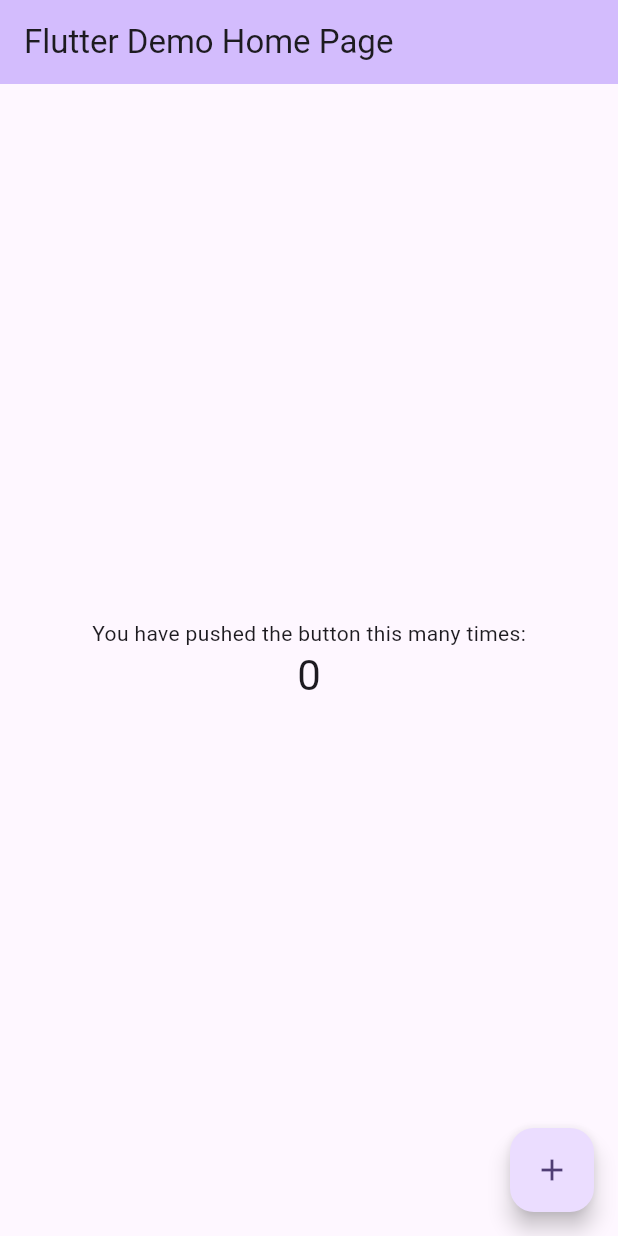
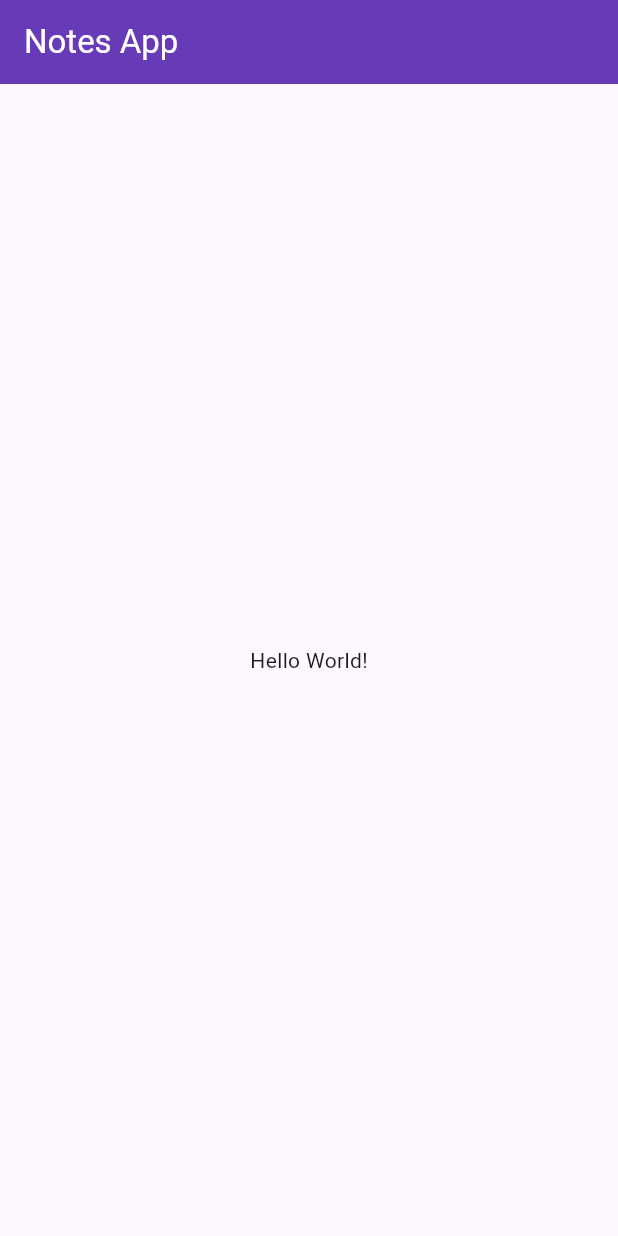
Before and after one commit to hang7749/flutter_notekeeper, a Flutter app: the screen it shows after launch, on a phone screen of 412 x 824 dp. Run offline on Flutter 3.47's test engine with Material 3 defaults, Android fonts, the phone set to English and light mode, and no system bars; our stand-ins replace sqflite; accounts and stored records are empty.

Commit message:
setup pages,service,modal

```diff
--- a/lib/main.dart
+++ b/lib/main.dart
@@ -1,4 +1,6 @@
+import 'package:flutter/cupertino.dart';
 import 'package:flutter/material.dart';
+import 'package:flutter_notekeeper/pages/home.dart';
 
 void main() {
   runApp(const MyApp());
@@ -11,112 +13,16 @@ class MyApp extends StatelessWidget {
   @override
   Widget build(BuildContext context) {
     return MaterialApp(
-      title: 'Flutter Demo',
+      title: 'Notes App',
       theme: ThemeData(
-        // This is the theme of your application.
-        //
-        // TRY THIS: Try running your application with "flutter run". You'll see
-        // the application has a purple toolbar. Then, without quitting the app,
-        // try changing the seedColor in the colorScheme below to Colors.green
-        // and then invoke "hot reload" (save your changes or press the "hot
-        // reload" button in a Flutter-supported IDE, or press "r" if you used
-        // the command line to start the app).
-        //
-        // Notice that the counter didn't reset back to zero; the application
-        // state is not lost during the reload. To reset the state, use hot
-        // restart instead.
-        //
-        // This works for code too, not just values: Most code changes can be
-        // tested with just a hot reload.
+        visualDensity: VisualDensity.adaptivePlatformDensity,
+        appBarTheme: const AppBarTheme(
+          backgroundColor: Colors.deepPurple,
+          foregroundColor: Colors.white,
+        ),
         colorScheme: ColorScheme.fromSeed(seedColor: Colors.deepPurple),
       ),
-      home: const MyHomePage(title: 'Flutter Demo Home Page'),
+      home: Home(),
     );
   }
 }
-
-class MyHomePage extends StatefulWidget {
-  const MyHomePage({super.key, required this.title});
-
-  // This widget is the home page of your application. It is stateful, meaning
-  // that it has a State object (defined below) that contains fields that affect
-  // how it looks.
-
-  // This class is the configuration for the state. It holds the values (in this
-  // case the title) provided by the parent (in this case the App widget) and
-  // used by the build method of the State. Fields in a Widget subclass are
-  // always marked "final".
-
-  final String title;
-
-  @override
-  State<MyHomePage> createState() => _MyHomePageState();
-}
-
-class _MyHomePageState extends State<MyHomePage> {
-  int _counter = 0;
-
-  void _incrementCounter() {
-    setState(() {
-      // This call to setState tells the Flutter framework that something has
-      // changed in this State, which causes it to rerun the build method below
-      // so that the display can reflect the updated values. If we changed
-      // _counter without calling setState(), then the build method would not be
-      // called again, and so nothing would appear to happen.
-      _counter++;
-    });
-  }
-
-  @override
-  Widget build(BuildContext context) {
-    // This method is rerun every time setState is called, for instance as done
-    // by the _incrementCounter method above.
-    //
-    // The Flutter framework has been optimized to make rerunning build methods
-    // fast, so that you can just rebuild anything that needs updating rather
-    // than having to individually change instances of widgets.
-    return Scaffold(
-      appBar: AppBar(
-        // TRY THIS: Try changing the color here to a specific color (to
-        // Colors.amber, perhaps?) and trigger a hot reload to see the AppBar
-        // change color while the other colors stay the same.
-        backgroundColor: Theme.of(context).colorScheme.inversePrimary,
-        // Here we take the value from the MyHomePage object that was created by
-        // the App.build method, and use it to set our appbar title.
-        title: Text(widget.title),
-      ),
-      body: Center(
-        // Center is a layout widget. It takes a single child and positions it
-        // in the middle of the parent.
-        child: Column(
-          // Column is also a layout widget. It takes a list of children and
-          // arranges them vertically. By default, it sizes itself to fit its
-          // children horizontally, and tries to be as tall as its parent.
-          //
-          // Column has various properties to control how it sizes itself and
-          // how it positions its children. Here we use mainAxisAlignment to
-          // center the children vertically; the main axis here is the vertical
-          // axis because Columns are vertical (the cross axis would be
-          // horizontal).
-          //
-          // TRY THIS: Invoke "debug painting" (choose the "Toggle Debug Paint"
-          // action in the IDE, or press "p" in the console), to see the
-          // wireframe for each widget.
-          mainAxisAlignment: MainAxisAlignment.center,
-          children: <Widget>[
-            const Text('You have pushed the button this many times:'),
-            Text(
-              '$_counter',
-              style: Theme.of(context).textTheme.headlineMedium,
-            ),
-          ],
-        ),
-      ),
-      floatingActionButton: FloatingActionButton(
-        onPressed: _incrementCounter,
-        tooltip: 'Increment',
-        child: const Icon(Icons.add),
-      ), // This trailing comma makes auto-formatting nicer for build methods.
-    );
-  }
-}
--- /dev/null
+++ b/lib/modal/notes.dart
@@ -0,0 +1,59 @@
+class Notes {
+  final int? id;
+  final String title;
+  final String content;
+  final String color;
+  final String dateTime;
+
+  Notes({
+    this.id,
+    required this.title,
+    required this.content,
+    required this.color,
+    required this.dateTime,
+  });
+
+  Map<String, dynamic> toMap() {
+    return {
+      'id': id,
+      'title': title,
+      'content': content,
+      'color': color,
+      'dateTime': dateTime,
+    };
+  }
+
+  factory Notes.fromMap(Map<String, dynamic> map) {
+    return Notes(
+      id: map['id'] as int?,
+      title: map['title'] as String,
+      content: map['content'] as String,
+      color: map['color'] as String,
+      dateTime: map['dateTime'] as String,
+    );
+  }
+
+  @override
+  String toString() {
+    return 'Notes{id: $id, title: $title, content: $content, color: $color, dateTime: $dateTime}';
+  }
+
+  @override
+  bool operator ==(Object other) {
+    if (identical(this, other)) return true;
+
+    return other is Notes &&
+        other.id == id &&
+        other.title == title &&
+        other.content == content &&
+        other.color == color &&
+        other.dateTime == dateTime;
+  }
+
+  @override
+  int get hashCode {
+    return id.hashCode ^ title.hashCode ^ content.hashCode ^ color.hashCode ^ dateTime.hashCode;
+  }
+
+
+}
--- /dev/null
+++ b/lib/pages/home.dart
@@ -0,0 +1,25 @@
+import 'package:flutter/cupertino.dart';
+import 'package:flutter/material.dart';
+
+
+class Home extends StatefulWidget {
+  const Home({super.key});
+
+  @override
+  State<Home> createState() => _HomeState();
+
+}
+
+class _HomeState extends State<Home> {
+  @override
+  Widget build(BuildContext context) {
+    return Scaffold(
+      appBar: AppBar(
+        title: const Text('Notes App'),
+      ),
+      body: const Center(
+        child: Text('Hello World!'),
+      ),
+    );
+  }
+}
--- /dev/null
+++ b/lib/pages/view.dart
@@ -0,0 +1 @@
+class View {}
--- a/pubspec.yaml
+++ b/pubspec.yaml
@@ -34,6 +34,8 @@ dependencies:
   # The following adds the Cupertino Icons font to your application.
   # Use with the CupertinoIcons class for iOS style icons.
   cupertino_icons: ^1.0.8
+  sqflite: ^2.0.0
+  path: ^1.8.0
 
 dev_dependencies:
   flutter_test:
```
Also changed, not shown: lib/services/database_helper.dart (added, +92 -0 lines), lib/pages/add_edit.dart (added), pubspec.lock, 1 other file.
